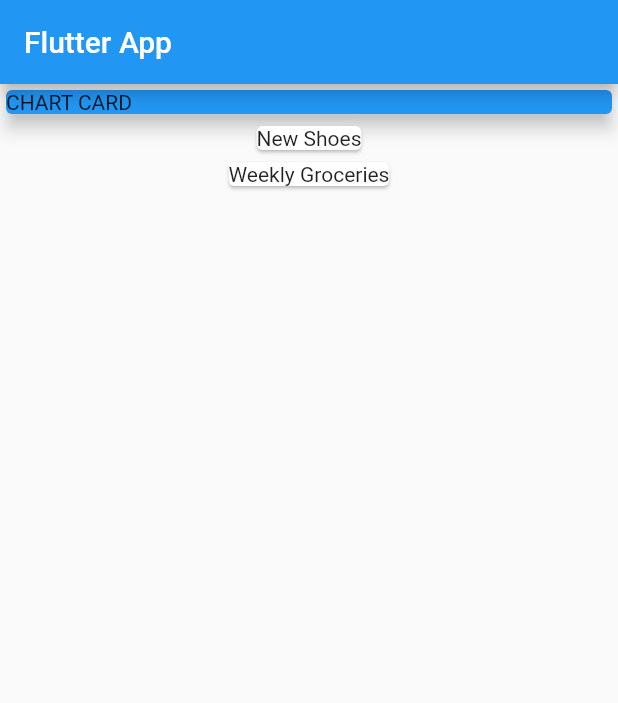
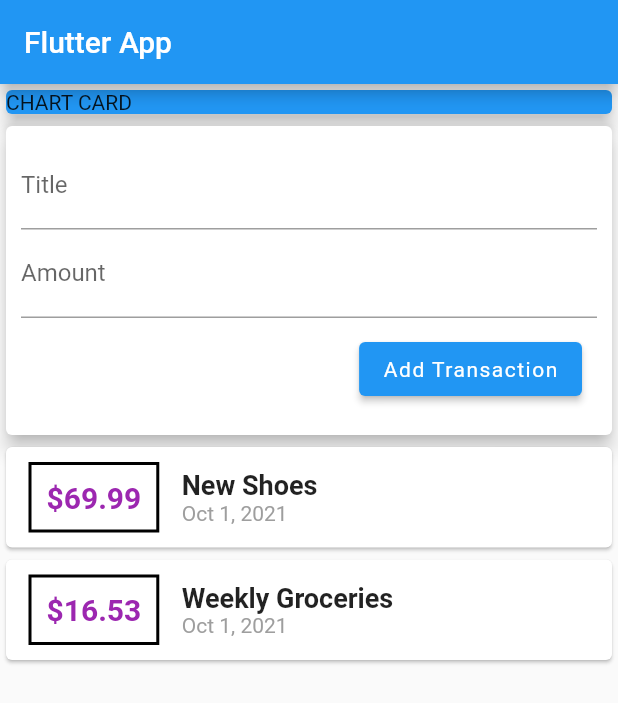
Before and after one commit to Hari01V/expense_planner, a Flutter app: the screen it shows after launch, on a phone screen of 412 x 824 dp. Shown: the top 703 px of the screen. Run offline on Flutter 3.47's test engine with Material 2 defaults, Android fonts, the phone set to English and light mode, and no system bars.

Commit message:
on process

```diff
--- a/lib/main.dart
+++ b/lib/main.dart
@@ -1,4 +1,6 @@
+import 'package:flutter/cupertino.dart';
 import 'package:flutter/material.dart';
+import 'package:intl/intl.dart';
 
 import './transaction.dart';
 
@@ -41,6 +43,8 @@ class MyHomePage extends StatelessWidget {
           title: Text('Flutter App'),
         ),
         body: Column(
+          mainAxisAlignment: MainAxisAlignment.start,
+          crossAxisAlignment: CrossAxisAlignment.stretch,
           children: [
             Container(
               width: double.infinity,
@@ -50,11 +54,89 @@ class MyHomePage extends StatelessWidget {
                 elevation: 5,
               ),
             ),
+            Card(
+              elevation: 5,
+              child: Container(
+                padding: EdgeInsets.all(10),
+                child: Column(
+                  crossAxisAlignment: CrossAxisAlignment.end,
+                  children: [
+                    TextField(
+                      decoration: InputDecoration(
+                        labelText: 'Title',
+                      ),
+                    ),
+                    TextField(
+                      decoration: InputDecoration(
+                        labelText: 'Amount',
+                      ),
+                    ),
+                    Padding(
+                      padding: EdgeInsets.all(10),
+                      child: ElevatedButton(
+                        onPressed: () {},
+                        child: Text(
+                          'Add Transaction',
+                          style: TextStyle(
+                            letterSpacing: 1,
+                          ),
+                        ),
+                        style: ButtonStyle(
+                          textStyle: MaterialStateProperty.all(
+                            TextStyle(color: Colors.purple),
+                          ),
+                        ),
+                      ),
+                    )
+                  ],
+                ),
+              ),
+            ),
             Column(
               children: transactions
                   .map(
                     (tx) => Card(
-                      child: Text(tx.title),
+                      child: Row(
+                        children: [
+                          Container(
+                            margin: EdgeInsets.symmetric(
+                              vertical: 10,
+                              horizontal: 15,
+                            ),
+                            decoration: BoxDecoration(
+                              border: Border.all(
+                                color: Colors.black,
+                                width: 2,
+                              ),
+                            ),
+                            padding: EdgeInsets.all(10),
+                            child: Text(
+                              '\$${tx.amount}',
+                              style: TextStyle(
+                                fontWeight: FontWeight.bold,
+                                fontSize: 20,
+                                color: Colors.purple,
+                              ),
+                            ),
+                          ),
+                          Column(
+                            crossAxisAlignment: CrossAxisAlignment.start,
+                            children: [
+                              Text(
+                                tx.title,
+                                style: TextStyle(
+                                  fontSize: 18,
+                                  fontWeight: FontWeight.bold,
+                                ),
+                              ),
+                              Text(
+                                DateFormat.yMMMd().format(tx.date),
+                                style: TextStyle(color: Colors.grey),
+                              )
+                            ],
+                          )
+                        ],
+                      ),
                     ),
                   )
                   .toList(),
--- a/pubspec.yaml
+++ b/pubspec.yaml
@@ -29,7 +29,7 @@ environment:
 dependencies:
   flutter:
     sdk: flutter
-
+  intl: ^0.17.0
 
   # The following adds the Cupertino Icons font to your application.
   # Use with the CupertinoIcons class for iOS style icons.
```
Also changed, not shown: pubspec.lock.
